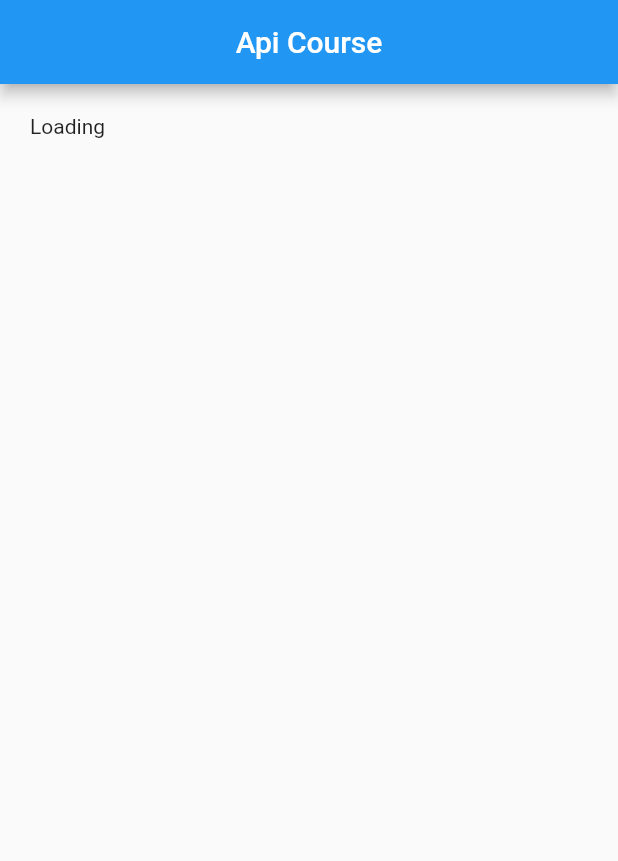
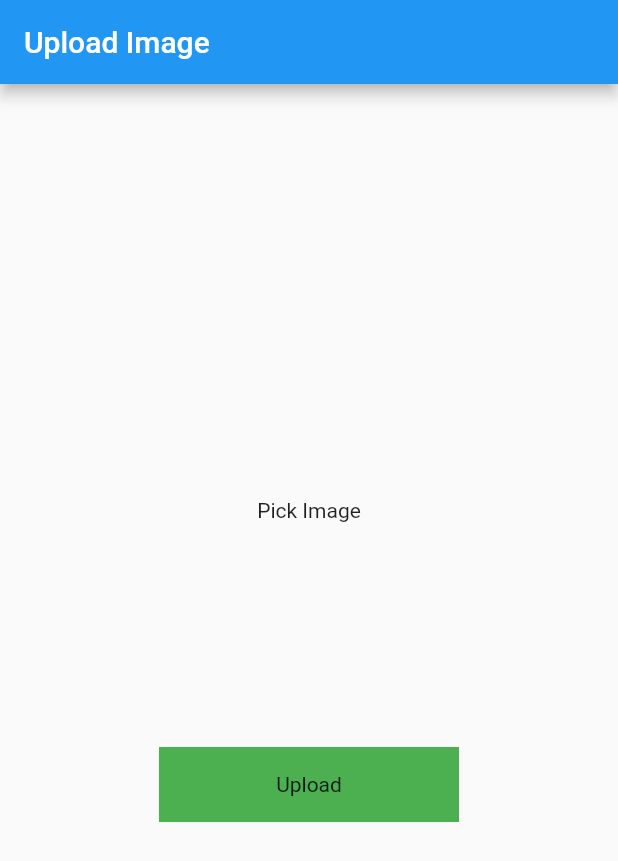
Before and after one commit to ashish2675/apitutorials, a Flutter app: the screen it shows after launch, on a phone screen of 412 x 824 dp. Shown: the top 861 px of the screen. Run offline on Flutter 3.47's test engine with Material 2 defaults, Android fonts, the phone set to English and light mode, and no system bars; drawn by our look-alikes of modal_progress_hud_nsn; our stand-ins replace image_picker.

Commit message:
upload image

```diff
--- a/lib/main.dart
+++ b/lib/main.dart
@@ -2,6 +2,8 @@ import 'package:apitutorials/example_2.dart';
 import 'package:apitutorials/example_five.dart';
 import 'package:apitutorials/example_four.dart';
 import 'package:apitutorials/home_screen.dart';
+import 'package:apitutorials/signup.dart';
+import 'package:apitutorials/upload_image.dart';
 import 'package:flutter/material.dart';
 
 import 'example_three.dart';
@@ -21,7 +23,7 @@ class MyApp extends StatelessWidget {
       theme: ThemeData(
         primarySwatch: Colors.blue,
       ),
-      home: const LastExampleScreen(),
+      home: const UploadImageScreen(),
     );
   }
 }
--- /dev/null
+++ b/lib/upload_image.dart
@@ -0,0 +1,113 @@
+import 'dart:io';
+import 'package:flutter/material.dart';
+import 'package:image_picker/image_picker.dart';
+import 'package:modal_progress_hud_nsn/modal_progress_hud_nsn.dart';
+import 'package:http/http.dart' as http;
+
+class UploadImageScreen extends StatefulWidget {
+  const UploadImageScreen({super.key});
+
+  @override
+  State<UploadImageScreen> createState() => _UploadImageScreenState();
+}
+
+class _UploadImageScreenState extends State<UploadImageScreen> {
+  File? image;
+  final _picker = ImagePicker();
+  bool showSpinner = false;
+
+  Future getImage() async {
+    final pickedFile =
+        await _picker.pickImage(source: ImageSource.gallery, imageQuality: 80);
+
+    if (pickedFile != null) {
+      image = File(pickedFile.path);
+      setState(() {});
+    } else {
+      print('no image selected');
+    }
+  }
+
+  Future<void> uploadImage() async {
+    setState(() {
+      showSpinner = true;
+    });
+
+    var stream = new http.ByteStream(image!.openRead());
+    stream.cast();
+
+    var length = await image!.length();
+    var uri = Uri.parse('https://fakestoreapi.com/products');
+    var request = new http.MultipartRequest('post', uri);
+    request.fields['title'] = "Static title";
+
+    var multiport = new http.MultipartFile('image', stream, length);
+
+    request.files.add(multiport);
+
+    var response = await request.send();
+
+    if (response.statusCode == 200) {
+      setState(() {
+        showSpinner = false;
+      });
+      print('image uploaded');
+    } else {
+      setState(() {
+        showSpinner = false;
+      });
+      print('failed');
+    }
+  }
+
+  @override
+  Widget build(BuildContext context) {
+    return ModalProgressHUD(
+      inAsyncCall: showSpinner,
+      child: Scaffold(
+        appBar: AppBar(
+          title: Text('Upload Image'),
+        ),
+        body: Column(
+          mainAxisAlignment: MainAxisAlignment.center,
+          crossAxisAlignment: CrossAxisAlignment.center,
+          children: [
+            GestureDetector(
+              onTap: () {
+                getImage();
+              },
+              child: Container(
+                  child: image == null
+                      ? Center(
+                          child: Text('Pick Image'),
+                        )
+                      : Container(
+                          child: Center(
+                              child: Image.file(
+                            File(image!.path).absolute,
+                            height: 100,
+                            width: 100,
+                            fit: BoxFit.cover,
+                          )),
+                        )),
+            ),
+            SizedBox(
+              height: 150,
+            ),
+            GestureDetector(
+              onTap: (() {
+                uploadImage();
+              }),
+              child: Container(
+                height: 50,
+                width: 200,
+                color: Colors.green,
+                child: Center(child: Text('Upload')),
+              ),
+            )
+          ],
+        ),
+      ),
+    );
+  }
+}
--- a/pubspec.yaml
+++ b/pubspec.yaml
@@ -37,6 +37,8 @@ dependencies:
   # Use with the CupertinoIcons class for iOS style icons.
   cupertino_icons: ^1.0.2
   http: ^0.13.5
+  modal_progress_hud_nsn: ^0.3.0-nullsafety-1
+  image_picker: ^0.8.8
 
 dev_dependencies:
   flutter_test:
```
Also changed, not shown: lib/signup.dart (added, +79 -0 lines), pubspec.lock, 8 other files.
